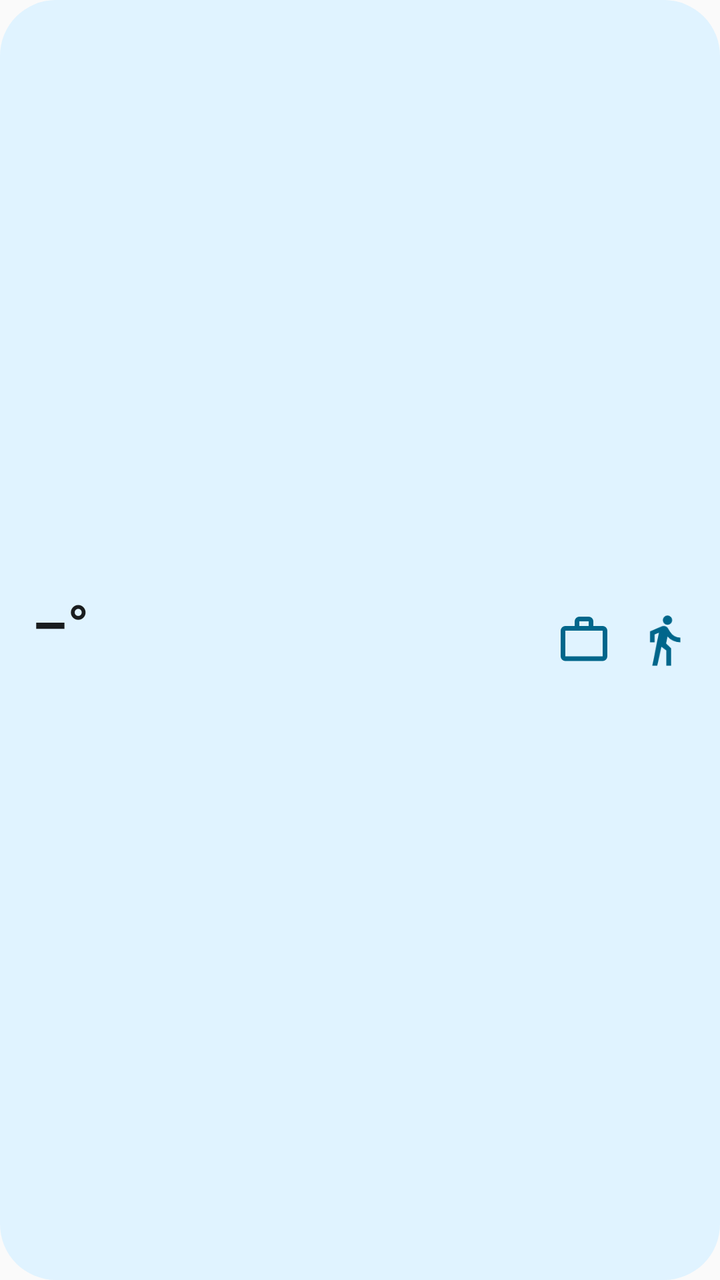
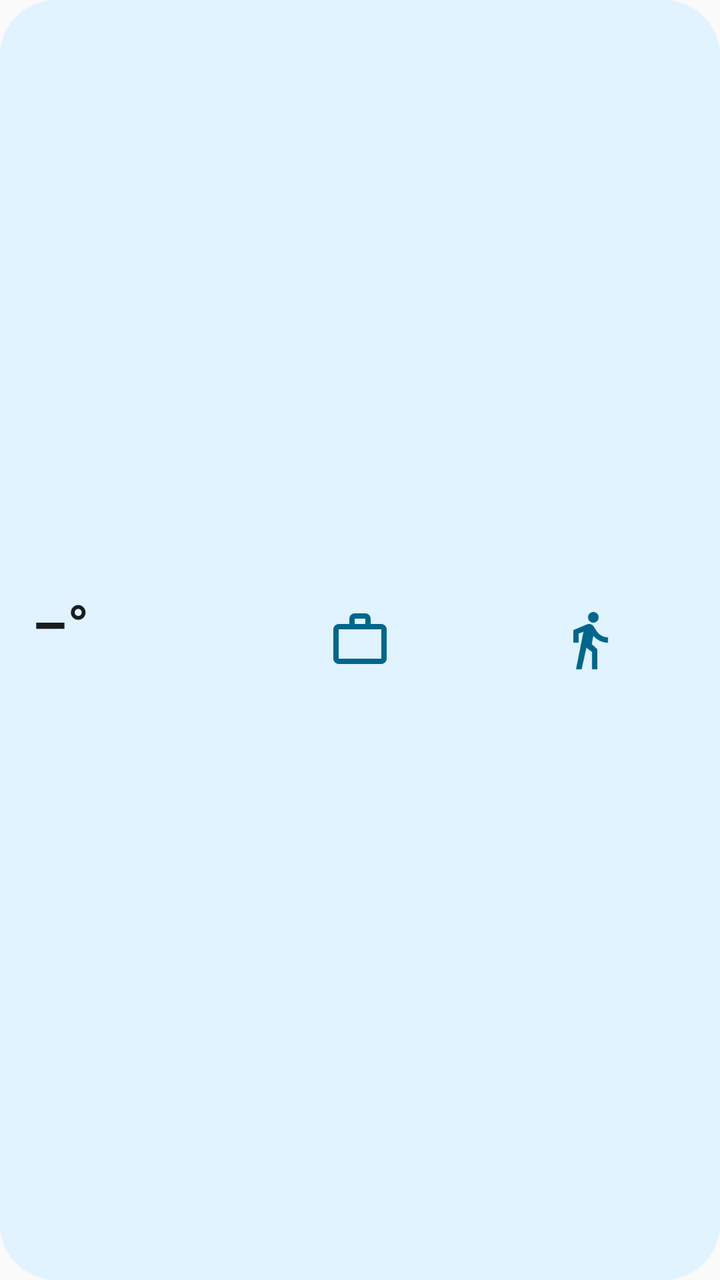

Screens rendered from an Android XML layout before and after an edit, with the pre-edit source and the edit as a unified diff.
<!-- AndroidManifest.xml: application theme Theme.PerfectOutfit -->
<!-- res/layout/outfit_widget.xml -->
<?xml version="1.0" encoding="utf-8"?>
<LinearLayout xmlns:android="http://schemas.android.com/apk/res/android"
    android:id="@android:id/background"
    android:layout_width="match_parent"
    android:layout_height="match_parent"
    android:background="@drawable/outfit_widget_background"
    android:gravity="center_vertical"
    android:orientation="horizontal"
    android:padding="8dp">

    <LinearLayout
        android:id="@+id/widget_temperature_area"
        android:layout_width="0dp"
        android:layout_height="match_parent"
        android:layout_weight="1"
        android:gravity="center_vertical"
        android:orientation="vertical"
        android:paddingStart="8dp"
        android:paddingEnd="4dp">

        <TextView
            android:id="@+id/widget_temperature"
            android:layout_width="wrap_content"
            android:layout_height="wrap_content"
            android:maxLines="1"
            android:text="@string/widget_no_temperature"
            android:textColor="@color/widget_on_surface"
            android:textSize="28sp"
            android:textStyle="bold" />

        <TextView
            android:id="@+id/widget_basis"
            android:layout_width="match_parent"
            android:layout_height="wrap_content"
            android:ellipsize="end"
            android:maxLines="1"
            android:textColor="@color/widget_on_surface_variant"
            android:textSize="12sp"
            android:visibility="gone" />

        <TextView
            android:id="@+id/widget_place"
            android:layout_width="match_parent"
            android:layout_height="wrap_content"
            android:ellipsize="end"
            android:maxLines="1"
            android:textColor="@color/widget_on_surface_variant"
            android:textSize="12sp" />
    </LinearLayout>

    <ImageView
        android:id="@+id/widget_icon_0"
        android:layout_width="40dp"
        android:layout_height="40dp"
        android:padding="6dp"
        android:src="@drawable/ic_work"
        android:tint="@color/widget_accent" />

    <ImageView
        android:id="@+id/widget_icon_1"
        android:layout_width="40dp"
        android:layout_height="40dp"
        android:padding="6dp"
        android:src="@drawable/ic_walk"
        android:tint="@color/widget_accent" />
</LinearLayout>
<!-- resources referenced by this layout -->
<resources>
  <color name="widget_accent">#FF2E6B30</color>
  <color name="widget_on_surface">#FF1A1C18</color>
  <color name="widget_on_surface_variant">#FF424940</color>
  <!-- drawable ic_walk (drawable) -->
  <?xml version="1.0" encoding="utf-8"?>
  <vector xmlns:android="http://schemas.android.com/apk/res/android"
      android:width="24dp"
      android:height="24dp"
      android:viewportWidth="960"
      android:viewportHeight="960">
      <group android:translateY="960">
          <path
              android:fillColor="#FF000000"
              android:pathData="m280-40 112-564-72 28v136h-80v-188l202-86q14-6 29.5-7t29.5 4q14 5 26.5 14t20.5 23l40 64q26 42 70.5 69T760-520v80q-66 0-123.5-27.5T540-540l-24 120 84 80v300h-80v-260l-84-64-72 324h-84Zm260-700q-33 0-56.5-23.5T460-820q0-33 23.5-56.5T540-900q33 0 56.5 23.5T620-820q0 33-23.5 56.5T540-740Z" />
      </group>
  </vector>
  <!-- drawable ic_work (drawable) -->
  <?xml version="1.0" encoding="utf-8"?>
  <vector xmlns:android="http://schemas.android.com/apk/res/android"
      android:width="24dp"
      android:height="24dp"
      android:viewportWidth="960"
      android:viewportHeight="960">
      <group android:translateY="960">
          <path
              android:fillColor="#FF000000"
              android:pathData="M160-120q-33 0-56.5-23.5T80-200v-440q0-33 23.5-56.5T160-720h160v-80q0-33 23.5-56.5T400-880h160q33 0 56.5 23.5T640-800v80h160q33 0 56.5 23.5T880-640v440q0 33-23.5 56.5T800-120H160Zm0-80h640v-440H160v440Zm240-520h160v-80H400v80ZM160-200v-440 440Z" />
      </group>
  </vector>
  <!-- drawable outfit_widget_background (drawable) -->
  <?xml version="1.0" encoding="utf-8"?>
  <shape xmlns:android="http://schemas.android.com/apk/res/android"
      android:shape="rectangle">
      <solid android:color="@color/widget_surface" />
      <corners android:radius="@dimen/widget_corner_radius" />
  </shape>
  <string name="widget_no_temperature">–°</string>
  <style name="Theme.PerfectOutfit" parent="android:Theme.Material.Light.NoActionBar">
      </style>
  <color name="widget_surface">#FFEDF1E6</color>
  <dimen name="widget_corner_radius">16dp</dimen>
</resources>

<!-- the commit's change to res/layout/outfit_widget.xml (unified diff, before → after) -->
@@ -48,19 +48,37 @@
             android:textSize="12sp" />
     </LinearLayout>
 
-    <ImageView
-        android:id="@+id/widget_icon_0"
-        android:layout_width="40dp"
-        android:layout_height="40dp"
-        android:padding="6dp"
-        android:src="@drawable/ic_work"
-        android:tint="@color/widget_accent" />
+    <LinearLayout
+        android:id="@+id/widget_icon_area_0"
+        android:layout_width="0dp"
+        android:layout_height="match_parent"
+        android:layout_weight="1"
+        android:gravity="center">
 
-    <ImageView
-        android:id="@+id/widget_icon_1"
-        android:layout_width="40dp"
-        android:layout_height="40dp"
-        android:padding="6dp"
-        android:src="@drawable/ic_walk"
-        android:tint="@color/widget_accent" />
+        <ImageView
+            android:id="@+id/widget_icon_0"
+            android:layout_width="40dp"
+            android:layout_height="40dp"
+            android:importantForAccessibility="no"
+            android:padding="4dp"
+            android:src="@drawable/ic_work"
+            android:tint="@color/widget_accent" />
+    </LinearLayout>
+
+    <LinearLayout
+        android:id="@+id/widget_icon_area_1"
+        android:layout_width="0dp"
+        android:layout_height="match_parent"
+        android:layout_weight="1"
+        android:gravity="center">
+
+        <ImageView
+            android:id="@+id/widget_icon_1"
+            android:layout_width="40dp"
+            android:layout_height="40dp"
+            android:importantForAccessibility="no"
+            android:padding="4dp"
+            android:src="@drawable/ic_walk"
+            android:tint="@color/widget_accent" />
+    </LinearLayout>
 </LinearLayout>
